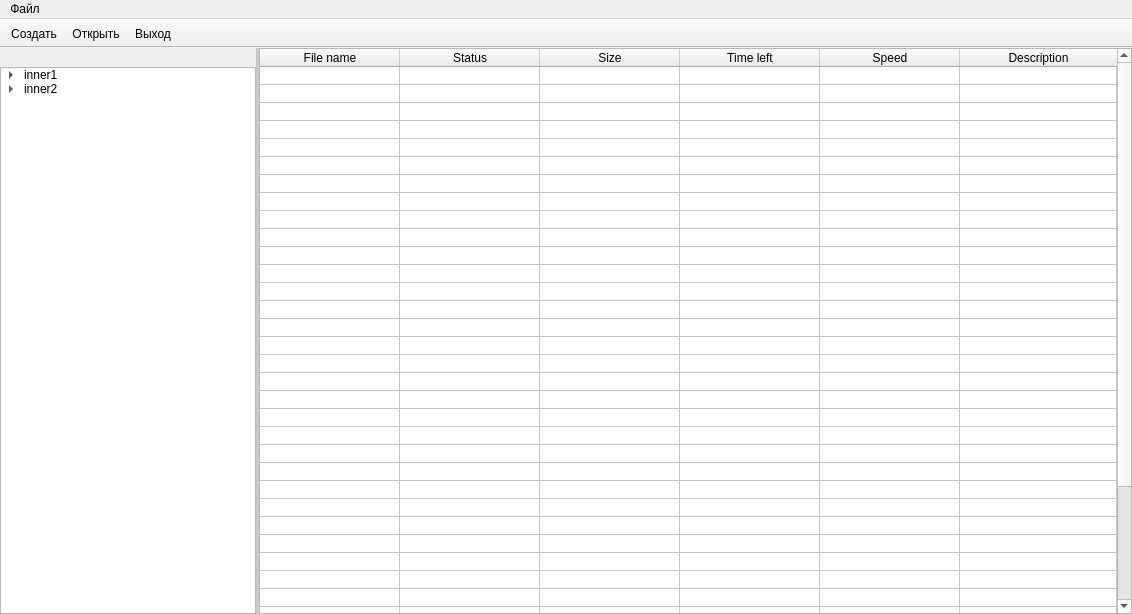
Qt form myproject.ui (ChronoMonochrome/SimpleDownloader) before a commit.
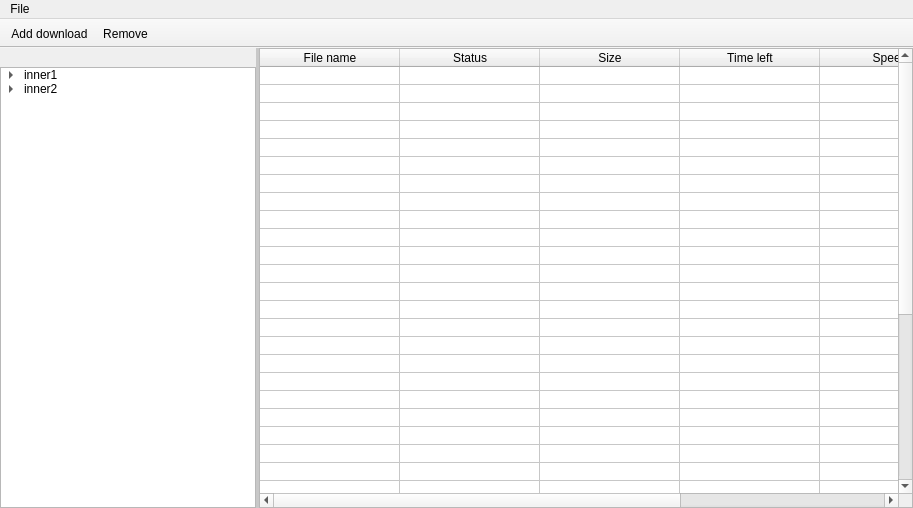
The same form after that commit.

The edit to the form file:
```diff
--- a/myproject.ui
+++ b/myproject.ui
@@ -6,8 +6,8 @@
    <rect>
     <x>0</x>
     <y>0</y>
-    <width>1132</width>
-    <height>614</height>
+    <width>913</width>
+    <height>508</height>
    </rect>
   </property>
   <property name="minimumSize">
@@ -302,17 +302,15 @@
     <rect>
      <x>0</x>
      <y>0</y>
-     <width>1132</width>
-     <height>20</height>
+     <width>913</width>
+     <height>19</height>
     </rect>
    </property>
    <widget class="QMenu" name="menu">
     <property name="title">
-     <string>Файл</string>
+     <string>File</string>
     </property>
-    <addaction name="action"/>
-    <addaction name="action_2"/>
-    <addaction name="action_3"/>
+    <addaction name="actionAdd"/>
    </widget>
    <addaction name="menu"/>
   </widget>
@@ -341,9 +339,8 @@
    <attribute name="toolBarBreak">
     <bool>false</bool>
    </attribute>
-   <addaction name="action"/>
-   <addaction name="action_2"/>
-   <addaction name="action_3"/>
+   <addaction name="actionAdd"/>
+   <addaction name="actionRemove"/>
   </widget>
   <widget class="QDockWidget" name="dockWidget_2">
    <property name="minimumSize">
@@ -448,9 +445,9 @@
     </layout>
    </widget>
   </widget>
-  <action name="action">
+  <action name="actionAdd">
    <property name="text">
-    <string>Создать</string>
+    <string>Add download</string>
    </property>
   </action>
   <action name="action_2">
@@ -463,6 +460,11 @@
     <string>Выход</string>
    </property>
   </action>
+  <action name="actionRemove">
+   <property name="text">
+    <string>Remove</string>
+   </property>
+  </action>
  </widget>
  <resources/>
  <connections/>
```
